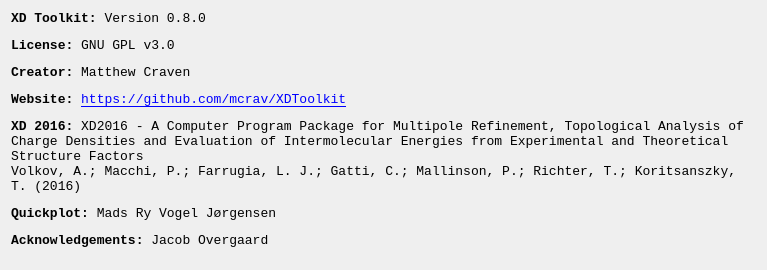
Before: the Qt Designer form src/about.ui in mcrav/XDToolkit, drawn with Qt 5.
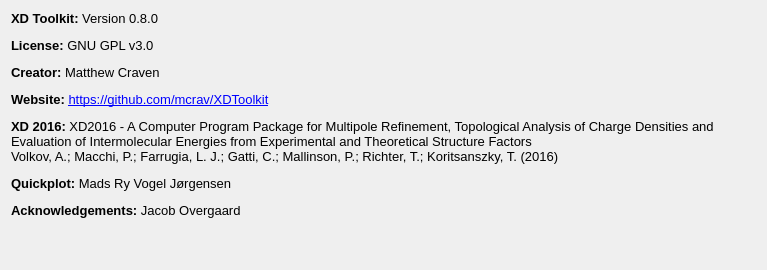
After: the same form once the commit is applied. Icons and pictures are not drawn.

```diff
--- a/src/about.ui
+++ b/src/about.ui
@@ -29,6 +29,12 @@
   <layout class="QGridLayout" name="gridLayout">
    <item row="0" column="0">
     <widget class="QLabel" name="label">
+     <property name="font">
+      <font>
+       <family>Ubuntu</family>
+       <pointsize>10</pointsize>
+      </font>
+     </property>
      <property name="text">
       <string>&lt;html&gt;&lt;head/&gt;&lt;body&gt;&lt;p&gt;&lt;span style=&quot; font-weight:600;&quot;&gt;XD Toolkit:&lt;/span&gt; Version 0.8.0&lt;/p&gt;&lt;p&gt;&lt;span style=&quot; font-weight:600;&quot;&gt;License: &lt;/span&gt;GNU GPL v3.0&lt;/p&gt;&lt;p&gt;&lt;span style=&quot; font-weight:600;&quot;&gt;Creator:&lt;/span&gt; Matthew Craven&lt;/p&gt;&lt;p&gt;&lt;span style=&quot; font-weight:600;&quot;&gt;Website: &lt;/span&gt;&lt;a href=&quot;https://github.com/mcrav/XDToolkit&quot;&gt;&lt;span style=&quot; text-decoration: underline; color:#0000ff;&quot;&gt;https://github.com/mcrav/XDToolkit&lt;/span&gt;&lt;/a&gt;&lt;/p&gt;&lt;p&gt;&lt;span style=&quot; font-weight:600;&quot;&gt;XD 2016:&lt;/span&gt; XD2016 - A Computer Program Package for Multipole Refinement, Topological Analysis of Charge Densities and Evaluation of Intermolecular Energies from Experimental and Theoretical Structure Factors &lt;br/&gt;Volkov, A.; Macchi, P.; Farrugia, L. J.; Gatti, C.; Mallinson, P.; Richter, T.; Koritsanszky, T. (2016) &lt;/p&gt;&lt;p&gt;&lt;span style=&quot; font-weight:600;&quot;&gt;Quickplot:&lt;/span&gt; Mads Ry Vogel Jørgensen&lt;/p&gt;&lt;p&gt;&lt;span style=&quot; font-weight:600;&quot;&gt;Acknowledgements: &lt;/span&gt;Jacob Overgaard&lt;/p&gt;&lt;/body&gt;&lt;/html&gt;</string>
      </property>
```
